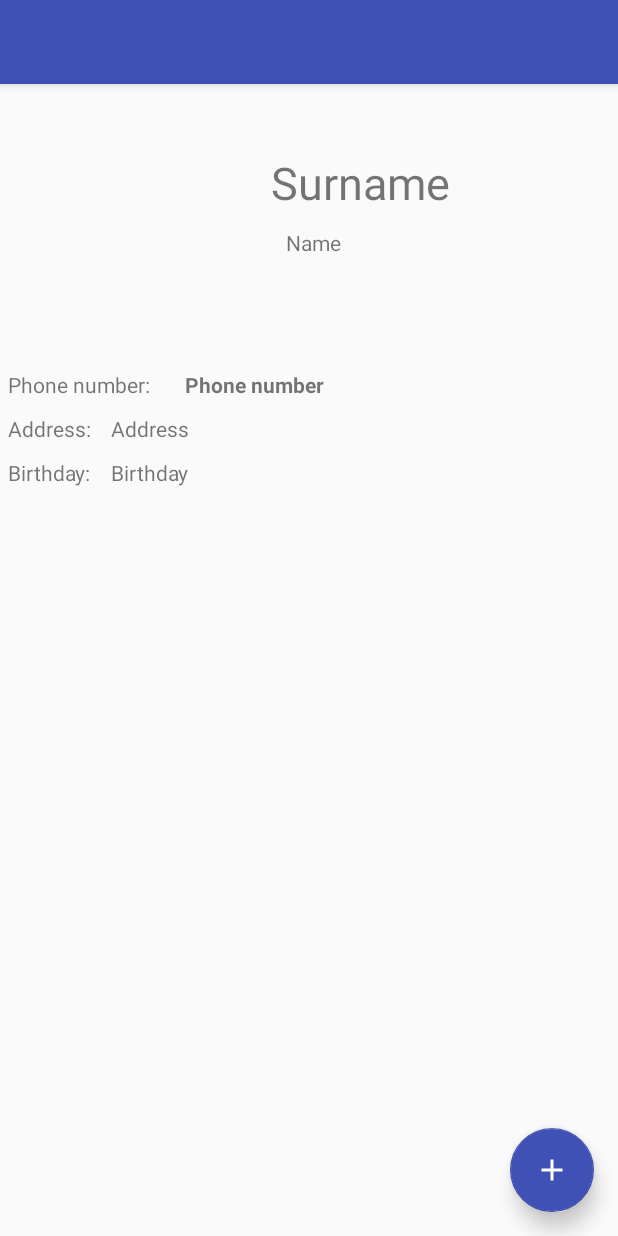
After one commit to JeremShy/ft_hangouts, an Android app: the layout contact_details.xml on its own in the app's theme, with its tools: preview values and no code run, on a phone screen of 412 x 824 dp. The commit adds this screen. Run offline under Robolectric (Android 15) with nearby library versions, the phone set to English and light mode, and no system bars.

Commit message:
Contact details added

```diff
--- a/app/src/main/AndroidManifest.xml
+++ b/app/src/main/AndroidManifest.xml
@@ -24,7 +24,9 @@
         <activity
             android:name=".AddContactActivity"
             android:windowSoftInputMode="stateAlwaysHidden">
-
+        </activity>
+        <activity
+            android:name=".ContactDetailsActivity">
         </activity>
     </application>
 
--- a/app/src/main/java/fr/h3lp/jcamhi/ft_hangouts/ContactDAO.java
+++ b/app/src/main/java/fr/h3lp/jcamhi/ft_hangouts/ContactDAO.java
@@ -90,6 +90,8 @@ public class ContactDAO {
     public Contact getContact(long id) {
         Cursor cursor = this._database.query(MySQLiteHelper.TABLE_CONTACTS, allColumns, MySQLiteHelper.COL_ID + " = " + id, null, null, null, null);
         cursor.moveToFirst();
+        if (cursor.isAfterLast() || cursor.isBeforeFirst())
+            return (null);
         Contact ret = this.cursorToContact(cursor);
         cursor.close();
         return ret;
--- a/app/src/main/java/fr/h3lp/jcamhi/ft_hangouts/ContactViewHolder.java
+++ b/app/src/main/java/fr/h3lp/jcamhi/ft_hangouts/ContactViewHolder.java
@@ -10,4 +10,5 @@ class ContactViewHolder {
     public TextView nom_prenom;
     public TextView numero;
     public ImageView avatar;
+    public long id;
 }
--- /dev/null
+++ b/app/src/main/res/layout/contact_details.xml
@@ -0,0 +1,128 @@
+<?xml version="1.0" encoding="utf-8"?>
+<android.support.design.widget.CoordinatorLayout
+    xmlns:android="http://schemas.android.com/apk/res/android"
+    xmlns:app="http://schemas.android.com/apk/res-auto"
+    xmlns:tools="http://schemas.android.com/tools"
+
+    android:layout_height="fill_parent"
+    android:layout_width="fill_parent"
+    android:id="@+id/coor_add">
+
+    <android.support.design.widget.FloatingActionButton
+        android:id="@+id/fab_details_contact"
+        android:layout_width="wrap_content"
+        android:layout_height="wrap_content"
+        android:layout_gravity="bottom|end"
+        android:layout_margin="16dp"
+        android:onClick="add_contact"
+        app:elevation="8dp"
+        app:fabSize="normal"
+        app:srcCompat="@drawable/ic_add_black_24dp"
+        android:tint="@android:color/white"/>
+
+    <LinearLayout
+        android:layout_width="match_parent"
+        android:layout_height="match_parent"
+        android:orientation="vertical">
+
+        <include
+            android:id="@+id/toolbar"
+            layout="@layout/toolbar" />
+
+        <RelativeLayout
+            android:layout_width="match_parent"
+            android:layout_height="match_parent"
+            android:focusable="true"
+            android:focusableInTouchMode="true">
+
+            <ImageView
+                android:id="@+id/avatar_details_contact"
+                android:layout_width="150dp"
+                android:layout_height="150dp"
+                android:layout_margin="15dp" />
+
+            <TextView
+                android:id="@+id/details_nom"
+                android:layout_width="match_parent"
+                android:layout_height="wrap_content"
+                android:layout_alignTop="@id/avatar_details_contact"
+                android:layout_marginTop="30dp"
+                android:layout_marginEnd="10dp"
+                android:textSize="30dp"
+                android:layout_toEndOf="@id/avatar_details_contact"
+                android:text="@string/nom" />
+
+            <TextView
+                android:id="@+id/details_prenom"
+                android:layout_width="match_parent"
+                android:layout_height="wrap_content"
+                android:layout_alignBottom="@id/avatar_details_contact"
+                android:layout_marginEnd="10dp"
+                android:layout_marginStart="10dp"
+                android:layout_marginBottom="50dp"
+                android:layout_toEndOf="@id/avatar_details_contact"
+                android:text="@string/prenom" />
+
+            <TextView
+                android:id="@+id/indic_numero"
+                android:layout_width="wrap_content"
+                android:layout_height="wrap_content"
+                android:layout_below="@id/avatar_details_contact"
+                android:layout_marginTop="10dp"
+                android:layout_marginStart="5dp"
+                android:text="@string/num_indic" />
+
+            <TextView
+                android:id="@+id/details_numero"
+                android:layout_width="wrap_content"
+                android:layout_height="wrap_content"
+                android:layout_below="@id/avatar_details_contact"
+                android:layout_toRightOf="@id/indic_numero"
+                android:layout_marginStart="20dp"
+                android:layout_marginTop="10dp"
+                android:textStyle="bold"
+                android:text="@string/numero" />
+
+            <TextView
+                android:id="@+id/domicile_indic"
+                android:layout_width="wrap_content"
+                android:layout_height="wrap_content"
+                android:layout_below="@id/details_numero"
+                android:layout_marginTop="10dp"
+                android:layout_marginStart="5dp"
+                android:text="@string/address_indic" />
+
+            <TextView
+                android:id="@+id/details_domicile"
+                android:layout_width="fill_parent"
+                android:layout_height="wrap_content"
+                android:layout_below="@id/indic_numero"
+                android:layout_toRightOf="@id/domicile_indic"
+                android:layout_marginEnd="10dp"
+                android:layout_marginStart="10dp"
+                android:layout_marginTop="10dp"
+                android:text="@string/address" />
+
+            <TextView
+                android:id="@+id/anniv_indic"
+                android:layout_width="wrap_content"
+                android:layout_height="wrap_content"
+                android:layout_below="@id/details_domicile"
+                android:layout_marginTop="10dp"
+                android:layout_marginStart="5dp"
+                android:text="@string/anniv_indic" />
+
+            <TextView
+                android:id="@+id/details_anniv"
+                android:layout_width="fill_parent"
+                android:layout_height="wrap_content"
+                android:layout_below="@id/details_domicile"
+                android:layout_toRightOf="@id/anniv_indic"
+                android:layout_centerHorizontal="true"
+                android:layout_marginEnd="10dp"
+                android:layout_marginStart="10dp"
+                android:layout_marginTop="10dp"
+                android:text="@string/birthday" />
+        </RelativeLayout>
+    </LinearLayout>
+</android.support.design.widget.CoordinatorLayout>
--- a/app/src/main/res/layout/row_contact.xml
+++ b/app/src/main/res/layout/row_contact.xml
@@ -22,7 +22,7 @@
         android:layout_width="wrap_content"
         android:layout_height="wrap_content"
         android:id="@+id/numero"
-        android:layout_marginLeft="10dp"
+        android:layout_marginLeft="15dp"
         android:layout_toRightOf="@id/avatar"
         android:layout_alignBottom="@id/avatar"/>
 </RelativeLayout>
--- a/app/src/main/res/values/strings.xml
+++ b/app/src/main/res/values/strings.xml
@@ -38,5 +38,11 @@
     <string name="address">Address</string>
     <string name="birthday">Birthday</string>
     <string name="add_a_contact">Add a contact</string>
+    <string name="contact_details">Contact details</string>
+    <string name="num_indic">"Phone number: "</string>
+    <string name="anniv_indic">"Birthday: "</string>
+    <string name="address_indic">"Address: "</string>
+    <string name="not_suppliedf">Not supplied</string>
+    <string name="not_suppliedm">Not supplied</string>
 
 </resources>
```
Also changed, not shown: app/src/main/java/fr/h3lp/jcamhi/ft_hangouts/ContactDetailsActivity.java (added, +81 -0 lines), app/src/main/java/fr/h3lp/jcamhi/ft_hangouts/MainActivity.java (+16 -1 lines), app/src/main/java/fr/h3lp/jcamhi/ft_hangouts/MyAdapter.java (+8 -0 lines), app/src/main/res/drawable/ic_edit_black_24dp.xml (added, +9 -0 lines), 2 other files.
